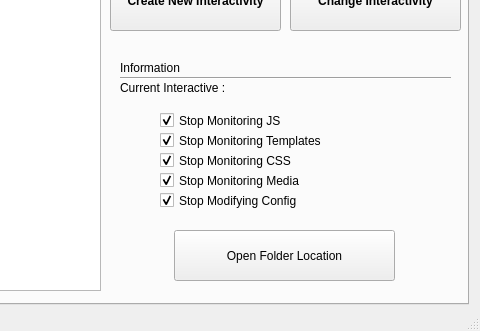
Old version of the form mainwindow.ui in the repository vihangpatel/WatchDog2; both pictures show x 312 to 792 and y 162 to 493 of the 792 by 493 pixel window.
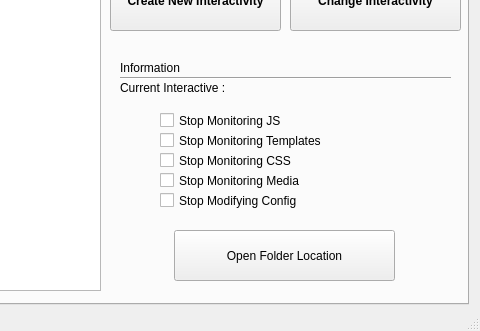
New version of the form. The open tabs and pages were chosen to show the change. Icons and pictures are not drawn.

Patch:
```diff
--- a/mainwindow.ui
+++ b/mainwindow.ui
@@ -207,7 +207,7 @@
         <normaloff>:/images/lock-48.png</normaloff>:/images/lock-48.png</iconset>
       </property>
       <property name="checked">
-       <bool>true</bool>
+       <bool>false</bool>
       </property>
      </widget>
      <widget class="QCheckBox" name="cb_stopTmpltMonitir">
@@ -227,7 +227,7 @@
         <normaloff>:/images/lock-48.png</normaloff>:/images/lock-48.png</iconset>
       </property>
       <property name="checked">
-       <bool>true</bool>
+       <bool>false</bool>
       </property>
      </widget>
      <widget class="QCheckBox" name="cb_stopCSSMonitor">
@@ -247,7 +247,7 @@
         <normaloff>:/images/lock-48.png</normaloff>:/images/lock-48.png</iconset>
       </property>
       <property name="checked">
-       <bool>true</bool>
+       <bool>false</bool>
       </property>
      </widget>
      <widget class="QCheckBox" name="cb_stopMediaMonitor">
@@ -267,7 +267,7 @@
         <normaloff>:/images/lock-48.png</normaloff>:/images/lock-48.png</iconset>
       </property>
       <property name="checked">
-       <bool>true</bool>
+       <bool>false</bool>
       </property>
      </widget>
      <widget class="QPushButton" name="openIntrFolderBtn">
@@ -300,7 +300,7 @@
         <normaloff>:/images/lock-48.png</normaloff>:/images/lock-48.png</iconset>
       </property>
       <property name="checked">
-       <bool>true</bool>
+       <bool>false</bool>
       </property>
      </widget>
     </widget>
```
Left out of the diff: 2 changed lines with no effect on the pictures.
